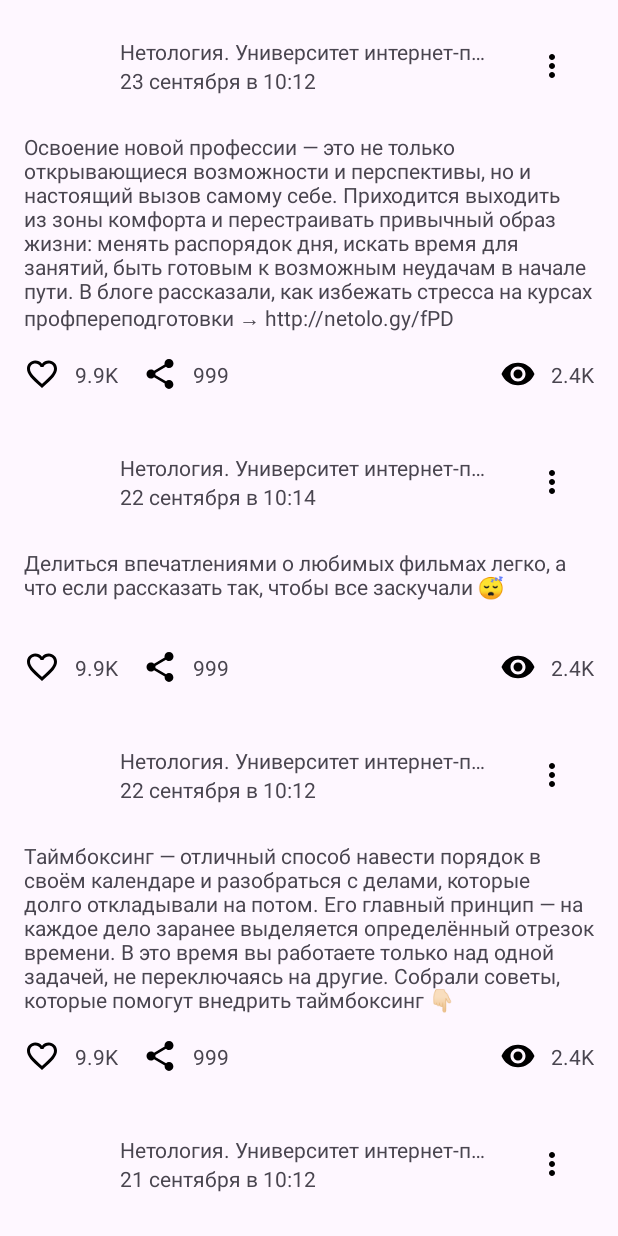
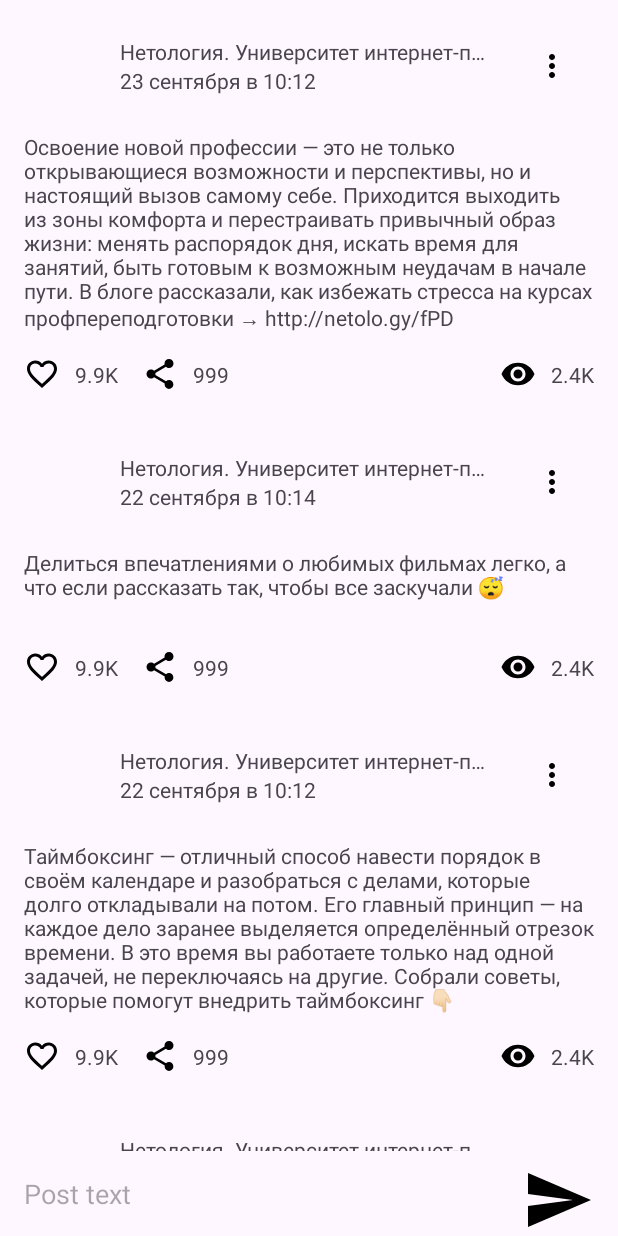
Before and after one commit to MaxiDezorro/NMediaFierstApp, an Android app: the screen it shows after launch (MainActivity), on a phone screen of 412 x 824 dp. Run offline under Robolectric (Android 15) with nearby library versions, the phone set to English and light mode, and no system bars.

Commit message:
Home task 2.3 CRUD

```diff
--- a/app/src/main/java/ru/netology/nmedia/activity/MainActivity.kt
+++ b/app/src/main/java/ru/netology/nmedia/activity/MainActivity.kt
@@ -1,10 +1,17 @@
 package ru.netology.nmedia.activity
 
 import android.os.Bundle
+import android.view.View
+import android.widget.Toast
 import androidx.activity.viewModels
 import androidx.appcompat.app.AppCompatActivity
+import ru.netology.nmedia.R
 import ru.netology.nmedia.adapter.PostAdapter
+import ru.netology.nmedia.adapter.onInteractionListener
 import ru.netology.nmedia.databinding.ActivityMainBinding
+import ru.netology.nmedia.dto.Post
+import ru.netology.nmedia.util.AndroidUtils
+import ru.netology.nmedia.util.focusAndShowKeyboard
 import ru.netology.nmedia.viewmodel.PostViewModel
 
 class MainActivity : AppCompatActivity() {
@@ -15,16 +22,53 @@ class MainActivity : AppCompatActivity() {
 
 
         val viewModel by viewModels<PostViewModel>()
-        val adapter = PostAdapter({ post ->
-            viewModel.like(post.id)
-        },
-            { post ->
+        val adapter = PostAdapter(object : onInteractionListener {
+            override fun onLike(post: Post) {
+                viewModel.like(post.id)
+            }
+
+            override fun onShare(post: Post) {
                 viewModel.share(post.id)
-            })
+            }
+
+            override fun onRemove(post: Post) {
+                viewModel.removeById(post.id)
+            }
+
+            override fun onEdit(post: Post) {
+                viewModel.edit(post)
+            }
+        })
         binding.list.adapter = adapter
         viewModel.data.observe(this) { posts ->
 //            adapter.list = posts
-            adapter.submitList(posts)
+            val newPost = posts.size > adapter.currentList.size && adapter.currentList.isNotEmpty()
+            adapter.submitList(posts) {
+                if (newPost) {
+                    binding.list.smoothScrollToPosition(0)
+                }
+            }
+        }
+
+        viewModel.edited.observe(this) {
+            if (it.id != 0L) {
+                binding.content?.setText(it.content)
+                binding.content?.focusAndShowKeyboard()
+
+            }
+        }
+
+        binding.savePost?.setOnClickListener {
+            val text = binding.content?.text.toString()
+            if (text.isBlank()) {
+                Toast.makeText(this@MainActivity, R.string.error_empty_content, Toast.LENGTH_LONG)
+                    .show()
+                return@setOnClickListener
+            }
+            viewModel.applyChangesAndSave(text)
+            binding.content?.setText("")
+            binding.content?.clearFocus()
+            AndroidUtils.hideKeyboard(it)
         }
 
     }
--- a/app/src/main/java/ru/netology/nmedia/adapter/PostAdapter.kt
+++ b/app/src/main/java/ru/netology/nmedia/adapter/PostAdapter.kt
@@ -2,17 +2,23 @@ package ru.netology.nmedia.adapter
 
 import android.view.LayoutInflater
 import android.view.ViewGroup
+import androidx.appcompat.widget.PopupMenu
 import androidx.recyclerview.widget.DiffUtil
 import androidx.recyclerview.widget.ListAdapter
 import androidx.recyclerview.widget.RecyclerView
-import androidx.recyclerview.widget.RecyclerView.ViewHolder
 import ru.netology.nmedia.R
 import ru.netology.nmedia.activity.showHowManyIntToString
 import ru.netology.nmedia.databinding.CardPostBinding
 import ru.netology.nmedia.dto.Post
 
-typealias OnLikeListener = (post: Post) -> Unit
-typealias OnShareListener = (post: Post) -> Unit
+interface onInteractionListener {
+    fun onLike(post: Post)
+    fun onShare(post: Post)
+    fun onRemove(post: Post)
+    fun onEdit(post: Post)
+
+
+}
 
 //class PostAdapter(
 //    private val onLikeListener: OnLikeListener,
@@ -40,14 +46,13 @@ typealias OnShareListener = (post: Post) -> Unit
 //}
 
 class PostAdapter(
-    private val onLikeListener: OnLikeListener,
-    private val onShareListener: OnShareListener
+    private val onInteractionListener: onInteractionListener
 ) : ListAdapter<Post, PostViewHolder>(PostDiffCallback()) {
 
 
     override fun onCreateViewHolder(parent: ViewGroup, viewType: Int): PostViewHolder {
         val binding = CardPostBinding.inflate(LayoutInflater.from(parent.context), parent, false)
-        return PostViewHolder(binding, onLikeListener, onShareListener)
+        return PostViewHolder(binding, onInteractionListener)
     }
 
     override fun onBindViewHolder(holder: PostViewHolder, position: Int) {
@@ -58,11 +63,9 @@ class PostAdapter(
 }
 
 
-
 class PostViewHolder(
     val binding: CardPostBinding,
-    val onLikeListener: OnLikeListener,
-    val onShareListener: OnShareListener
+    val onInteractionListener: onInteractionListener
 ) : RecyclerView.ViewHolder(binding.root) {
     fun bind(post: Post) {
         binding.apply {
@@ -81,15 +84,35 @@ class PostViewHolder(
                     R.drawable.ic_like_24
                 }
             )
-            likes.setOnClickListener { onLikeListener(post) }
-            share.setOnClickListener { onShareListener(post) }
+            likes.setOnClickListener { onInteractionListener.onLike(post) }
+            share.setOnClickListener { onInteractionListener.onShare(post) }
+            menu.setOnClickListener {
+                PopupMenu(it.context, it).apply {
+                    inflate(R.menu.menu_post)
+                    setOnMenuItemClickListener { item ->
+                        when (item.itemId) {
+                            R.id.remove -> {
+                                onInteractionListener.onRemove(post)
+                                true
+                            }
+
+                            R.id.edit -> {
+                                onInteractionListener.onEdit(post)
+                                true
+                            }
+                            else -> false
+
+                        }
+                    }
+                }.show()
+            }
 
         }
     }
 
 }
 
-class PostDiffCallback: DiffUtil.ItemCallback<Post>() {
+class PostDiffCallback : DiffUtil.ItemCallback<Post>() {
     override fun areItemsTheSame(oldItem: Post, newItem: Post): Boolean = oldItem.id == newItem.id
 
 
--- a/app/src/main/java/ru/netology/nmedia/repository/PostRepository.kt
+++ b/app/src/main/java/ru/netology/nmedia/repository/PostRepository.kt
@@ -5,6 +5,8 @@ import ru.netology.nmedia.dto.Post
 
 interface PostRepository {
     fun getAll(): LiveData<List<Post>>
+    fun removeById(id: Long)
     fun like(id: Long)
     fun share(id: Long)
+    fun save(post: Post)
 }
--- a/app/src/main/java/ru/netology/nmedia/repository/PostRepositoryInMemoryImpl.kt
+++ b/app/src/main/java/ru/netology/nmedia/repository/PostRepositoryInMemoryImpl.kt
@@ -6,65 +6,66 @@ import androidx.lifecycle.MutableLiveData
 import ru.netology.nmedia.dto.Post
 
 class PostRepositoryInMemoryImpl : PostRepository {
+    private var nextId = 1L
     private var posts = listOf(
         Post(
-            id = 9,
+            id = nextId++,
             author = "Нетология. Университет интернет-профессий будущего",
             content = "Освоение новой профессии — это не только открывающиеся возможности и перспективы, но и настоящий вызов самому себе. Приходится выходить из зоны комфорта и перестраивать привычный образ жизни: менять распорядок дня, искать время для занятий, быть готовым к возможным неудачам в начале пути. В блоге рассказали, как избежать стресса на курсах профпереподготовки → http://netolo.gy/fPD",
             published = "23 сентября в 10:12",
             likeByMe = false
         ),
         Post(
-            id = 8,
+            id = nextId++,
             author = "Нетология. Университет интернет-профессий будущего",
             content = "Делиться впечатлениями о любимых фильмах легко, а что если рассказать так, чтобы все заскучали \uD83D\uDE34\n",
             published = "22 сентября в 10:14",
             likeByMe = false
         ),
         Post(
-            id = 7,
+            id = nextId++,
             author = "Нетология. Университет интернет-профессий будущего",
             content = "Таймбоксинг — отличный способ навести порядок в своём календаре и разобраться с делами, которые долго откладывали на потом. Его главный принцип — на каждое дело заранее выделяется определённый отрезок времени. В это время вы работаете только над одной задачей, не переключаясь на другие. Собрали советы, которые помогут внедрить таймбоксинг \uD83D\uDC47\uD83C\uDFFB",
             published = "22 сентября в 10:12",
             likeByMe = false
         ),
         Post(
-            id = 6,
+            id = nextId++,
             author = "Нетология. Университет интернет-профессий будущего",
             content = "\uD83D\uDE80 24 сентября стартует новый поток бесплатного курса «Диджитал-старт: первый шаг к востребованной профессии» — за две недели вы попробуете себя в разных профессиях и определите, что подходит именно вам → http://netolo.gy/fQ",
             published = "21 сентября в 10:12",
             likeByMe = false
         ),
         Post(
-            id = 5,
+            id = nextId++,
             author = "Нетология. Университет интернет-профессий будущего",
             content = "Диджитал давно стал частью нашей жизни: мы общаемся в социальных сетях и мессенджерах, заказываем еду, такси и оплачиваем счета через приложения.",
             published = "20 сентября в 10:14",
             likeByMe = false
         ),
         Post(
-            id = 4,
+            id = nextId++,
             author = "Нетология. Университет интернет-профессий будущего",
             content = "Большая афиша мероприятий осени: конференции, выставки и хакатоны для жителей Москвы, Ульяновска и Новосибирска \uD83D\uDE09",
             published = "19 сентября в 14:12",
             likeByMe = false
         ),
         Post(
-            id = 3,
+            id = nextId++,
             author = "Нетология. Университет интернет-профессий будущего",
             content = "Языков программирования много, и выбрать какой-то один бывает нелегко. Собрали подборку статей, которая поможет вам начать, если вы остановили свой выбор на JavaScript.",
             published = "19 сентября в 10:24",
             likeByMe = false
         ),
         Post(
-            id = 2,
+            id = nextId++,
             author = "Нетология. Университет интернет-профессий будущего",
             content = "Знаний хватит на всех: на следующей неделе разбираемся с разработкой мобильных приложений, учимся рассказывать истории и составлять PR-стратегию прямо на бесплатных занятиях \uD83D\uDC47",
             published = "18 сентября в 10:12",
             likeByMe = false
         ),
         Post(
-            id = 1,
+            id = nextId++,
             author = "Нетология. Университет интернет-профессий будущего",
             content = "Привет, это новая Нетология! Когда-то Нетология начиналась с интенсивов по онлайн-маркетингу. Затем появились курсы по дизайну, разработке, аналитике и управлению. Мы растём сами и помогаем расти студентам: от новичков до уверенных профессионалов. Но самое важное остаётся с нами: мы верим, что в каждом уже есть сила, которая заставляет хотеть больше, целиться выше, бежать быстрее. Наша миссия — помочь встать на путь роста и начать цепочку перемен → http://netolo.gy/fyb",
             published = "21 мая в 18:36",
@@ -76,6 +77,11 @@ class PostRepositoryInMemoryImpl : PostRepository {
     private var data = MutableLiveData(posts)
 
     override fun getAll(): LiveData<List<Post>> = data
+
+    override fun removeById(id: Long) {
+        posts = posts.filter { it.id != id }
+        data.value = posts
+    }
 
     override fun like(id: Long) {
         posts = posts.map {
@@ -96,4 +102,13 @@ class PostRepositoryInMemoryImpl : PostRepository {
 
         data.value = posts
     }
+
+    override fun save(post: Post) {
+        posts = if (post.id == 0L) {
+            listOf(post.copy(id = nextId++)) + posts
+        } else {
+            posts.map { if (it.id != post.id) it else it.copy(content = post.content) }
+        }
+        data.value = posts
+    }
 }
--- a/app/src/main/java/ru/netology/nmedia/viewmodel/PostViewModel.kt
+++ b/app/src/main/java/ru/netology/nmedia/viewmodel/PostViewModel.kt
@@ -1,13 +1,38 @@
 package ru.netology.nmedia.viewmodel
 
+import androidx.lifecycle.MutableLiveData
 import androidx.lifecycle.ViewModel
+import ru.netology.nmedia.dto.Post
 import ru.netology.nmedia.repository.PostRepository
 import ru.netology.nmedia.repository.PostRepositoryInMemoryImpl
 
-class PostViewModel: ViewModel() {
+private val empty = Post(
+    id = 0L,
+    author = "",
+    content = "",
+    published = "",
+    likeByMe = false
+)
+
+class PostViewModel : ViewModel() {
 
     private val repository: PostRepository = PostRepositoryInMemoryImpl()
     val data = repository.getAll()
+    val edited = MutableLiveData(empty)
+
+    fun removeById(id: Long) = repository.removeById(id)
     fun like(id: Long) = repository.like(id)
     fun share(id: Long) = repository.share(id)
+    fun applyChangesAndSave(newText: String) {
+        edited.value?.let {
+            val text = newText.trim()
+            if (newText != it.content) {
+                repository.save(it.copy(content = text))
+            }
+        }
+        edited.value = empty
+    }
+    fun edit(post: Post) {
+        edited.value = post
+    }
 }
--- /dev/null
+++ b/app/src/main/res/drawable/ic_baseline_save_48.xml
@@ -0,0 +1,5 @@
+<vector xmlns:android="http://schemas.android.com/apk/res/android" android:autoMirrored="true" android:height="48dp" android:tint="#000000" android:viewportHeight="24" android:viewportWidth="24" android:width="48dp">
+
+    <path android:fillColor="@android:color/white" android:pathData="M2.01,21L23,12 2.01,3 2,10l15,2 -15,2z"/>
+
+</vector>
--- a/app/src/main/res/layout/activity_main.xml
+++ b/app/src/main/res/layout/activity_main.xml
@@ -1,6 +1,6 @@
 <?xml version="1.0" encoding="utf-8"?>
 
-<FrameLayout xmlns:android="http://schemas.android.com/apk/res/android"
+<androidx.constraintlayout.widget.ConstraintLayout xmlns:android="http://schemas.android.com/apk/res/android"
     xmlns:app="http://schemas.android.com/apk/res-auto"
     xmlns:tools="http://schemas.android.com/tools"
     android:id="@+id/main"
@@ -11,8 +11,46 @@
     <androidx.recyclerview.widget.RecyclerView
         android:id="@+id/list"
         android:layout_width="match_parent"
-        android:layout_height="match_parent"
+        android:layout_height="0dp"
         app:layoutManager="androidx.recyclerview.widget.LinearLayoutManager"
-        tools:listitem="@layout/card_post"/>
+        app:layout_constraintBottom_toTopOf="@id/toolsTop"
+        app:layout_constraintTop_toTopOf="parent"
+        tools:listitem="@layout/card_post" />
 
-</FrameLayout>
+    <androidx.constraintlayout.widget.Barrier
+        android:id="@+id/toolsTop"
+        android:layout_width="wrap_content"
+        android:layout_height="wrap_content"
+        app:barrierDirection="top"
+        app:constraint_referenced_ids="content, savePost"
+
+        />
+
+    <EditText
+        android:id="@+id/content"
+        android:layout_width="0dp"
+        android:layout_height="wrap_content"
+        android:background="@android:color/transparent"
+        android:hint="@string/post_text"
+        android:importantForAutofill="no"
+        android:inputType="textMultiLine"
+        android:maxLines="6"
+        android:padding="@dimen/indent_16dp"
+        app:layout_constraintBottom_toBottomOf="parent"
+        app:layout_constraintEnd_toStartOf="@id/savePost"
+        app:layout_constraintStart_toStartOf="parent"
+        app:layout_constraintTop_toTopOf="@id/toolsTop" />
+
+    <ImageButton
+        android:id="@+id/savePost"
+        android:layout_width="wrap_content"
+        android:layout_height="wrap_content"
+        android:layout_marginTop="@dimen/indent_16dp"
+        android:layout_marginEnd="@dimen/indent_16dp"
+        android:background="@android:color/transparent"
+        android:contentDescription="@string/description_save_post_button"
+        android:src="@drawable/ic_baseline_save_48"
+        app:layout_constraintBottom_toBottomOf="parent"
+        app:layout_constraintEnd_toEndOf="parent" />
+
+</androidx.constraintlayout.widget.ConstraintLayout>
--- a/app/src/main/res/layout/card_post.xml
+++ b/app/src/main/res/layout/card_post.xml
@@ -83,7 +83,7 @@
         android:layout_marginTop="@dimen/indent_16dp"
         android:layout_marginEnd="10dp"
         android:contentDescription="@string/description_number_views"
-        android:src="@drawable/baseline_remove_red_eye_24"
+        android:src="@drawable/ic_baseline_remove_red_eye_24"
         app:layout_constraintEnd_toEndOf="@id/numberViews"
         app:layout_constraintEnd_toStartOf="@id/numberViews"
         app:layout_constraintTop_toBottomOf="@id/barrierContent" />
--- /dev/null
+++ b/app/src/main/res/menu/menu_post.xml
@@ -0,0 +1,12 @@
+<?xml version="1.0" encoding="utf-8" ?>
+<menu xmlns:android="http://schemas.android.com/apk/res/android">
+    <item
+        android:id="@+id/remove"
+        android:contentDescription="@string/description_remove_button"
+        android:title="@string/menu_remove"/>
+    <item
+        android:id="@+id/edit"
+        android:contentDescription="@string/description_edit_button"
+        android:title="@string/menu_edit"/>
+
+</menu>
--- a/app/src/main/res/values/strings.xml
+++ b/app/src/main/res/values/strings.xml
@@ -9,4 +9,11 @@
     <string name="count_likes" translatable="false">586</string>
     <string name="description_number_share">count share</string>
     <string name="count_share" translatable="false">435</string>
+    <string name="menu_remove">Remove</string>
+    <string name="description_remove_button">remove button</string>
+    <string name="post_text">Post text</string>
+    <string name="description_save_post_button">Button save post</string>
+    <string name="error_empty_content">Content can not be empty</string>
+    <string name="menu_edit">Edit</string>
+    <string name="description_edit_button">Edit post button</string>
 </resources>
--- a/gradle/libs.versions.toml
+++ b/gradle/libs.versions.toml
@@ -1,6 +1,6 @@
 [versions]
 agp = "8.5.2"
-kotlin = "1.9.0"
+kotlin = "2.0.0"
 coreKtx = "1.13.1"
 junit = "4.13.2"
 junitVersion = "1.2.1"
```
Also changed, not shown: app/src/main/java/ru/netology/nmedia/dto/Post.kt (+4 -4 lines), app/src/main/java/ru/netology/nmedia/util/AndroidUtils.kt (added, +47 -0 lines), app/src/main/res/drawable/ic_baseline_remove_red_eye_24.xml (renamed from app/src/main/res/drawable/baseline_remove_red_eye_24.xml), 1 other file.
